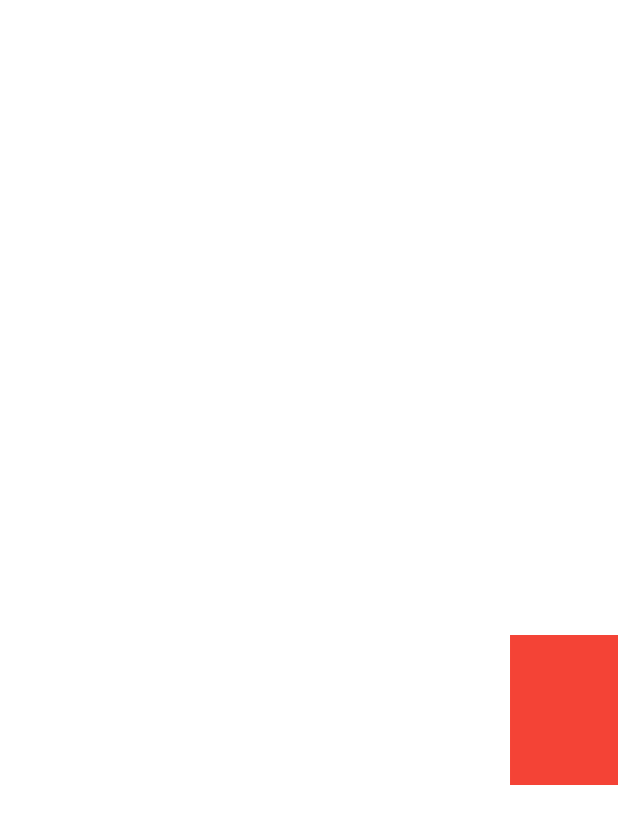
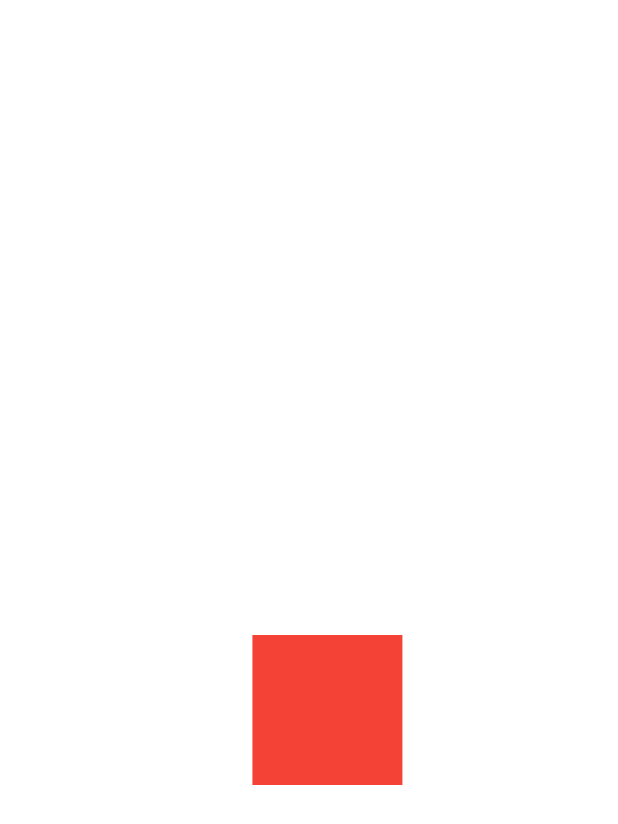
Before and after one commit to ocalvet/flutter_animations_tutorial, a Flutter app: the first screen one second after launch, on a phone screen of 412 x 824 dp. Shown: the top 824 px of the screen. Run offline on Flutter 3.47's test engine with Material 2 defaults, Android fonts, the phone set to English and light mode, and no system bars.

```diff
--- a/lib/growing_square_flutter.dart
+++ b/lib/growing_square_flutter.dart
@@ -35,7 +35,7 @@ class _StateFlutterAnimationsTester extends State<FlutterAnimationsTester>
       );
       _slideAnmation = Tween(
         begin: Offset(0, 0),
-        end: Offset(3, 1),
+        end: Offset(0.2, 1),
       ).animate(_mainAnimation);
       _animationController.forward();
     });
```
